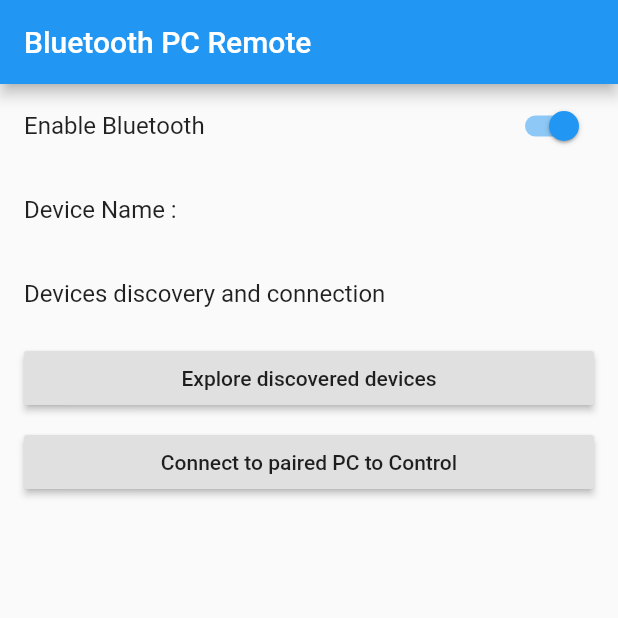
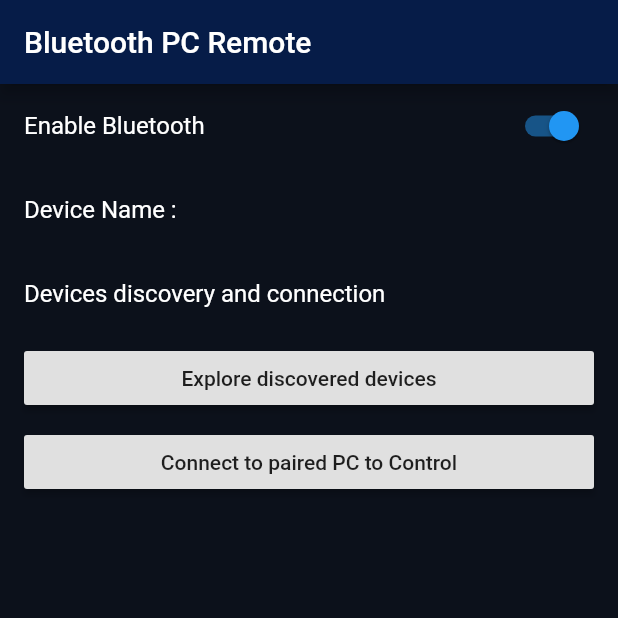
Before and after one commit to Pavan49719/bluetooth-pc-controller-app, a Flutter app: the screen it shows after launch, on a phone screen of 412 x 824 dp, the top half of it. Run offline on Flutter 3.47's test engine with Material 2 defaults, Android fonts, the light colour scheme and no system bars; our stand-ins replace flutter_bluetooth_serial, sensors, vibration; missing offline and left inert: control_pad, holding_gesture; statements that could not run were skipped.

Commit message:
UI Updated

```diff
--- a/lib/discovery_page.dart
+++ b/lib/discovery_page.dart
@@ -64,7 +64,9 @@ class _DiscoveryPage extends State<DiscoveryPage> {
   @override
   Widget build(BuildContext context) {
     return Scaffold(
+        backgroundColor: Color(0xFF0C111B),
         appBar: AppBar(
+          backgroundColor: Color(0xFF061C48),
           title: isDiscovering
               ? Text('Discovering devices')
               : Text('Discovered devices'),
--- a/lib/main_page.dart
+++ b/lib/main_page.dart
@@ -60,14 +60,17 @@ class _MainPage extends State<MainPage> {
   @override
   Widget build(BuildContext context) {
     return Scaffold(
+      backgroundColor: Color(0xFF0C111B),
       appBar: AppBar(
         title: const Text('Bluetooth PC Remote'),
+        backgroundColor: Color(0xFF061C48),
       ),
       body: Container(
         child: ListView(
           children: <Widget>[
             SwitchListTile(
-              title: const Text('Enable Bluetooth'),
+              inactiveTrackColor: Colors.grey,
+              title: const Text('Enable Bluetooth',style: TextStyle(color: Colors.white),),
               value: _bluetoothState.isEnabled,
               onChanged: (bool value) {
                 // Do the request and update with the true value then
@@ -84,12 +87,12 @@ class _MainPage extends State<MainPage> {
               },
             ),
             Visibility(
-              child: ListTile(title: Text("Device Name : " + _name)),
+              child: ListTile(title: Text("Device Name : " + _name,style: TextStyle(color: Colors.white),)),
               visible: _bluetoothState.isEnabled,
             ),
             Visibility(
               child: ListTile(
-                  title: const Text('Devices discovery and connection')),
+                  title: const Text('Devices discovery and connection',style: TextStyle(color: Colors.white),)),
               visible: _bluetoothState.isEnabled,
             ),
             Visibility(
--- a/lib/select_bonded_page.dart
+++ b/lib/select_bonded_page.dart
@@ -114,7 +114,9 @@ class _SelectBondedDevicePage extends State<SelectBondedDevicePage> {
             ))
         .toList();
     return Scaffold(
+        backgroundColor: Color(0xFF0C111B),
         appBar: AppBar(
+          backgroundColor: Color(0xFF061C48),
           title: Text('Select device'),
           actions: <Widget>[
             (_isDiscovering
```
